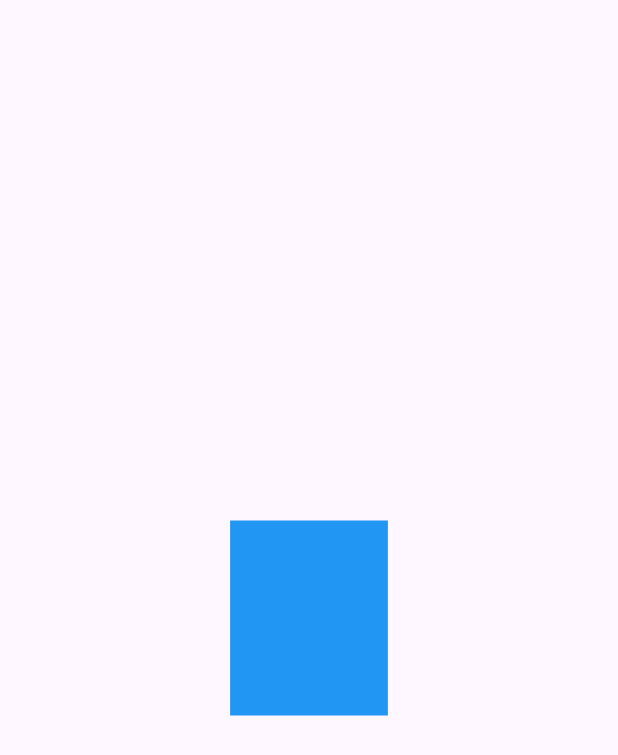
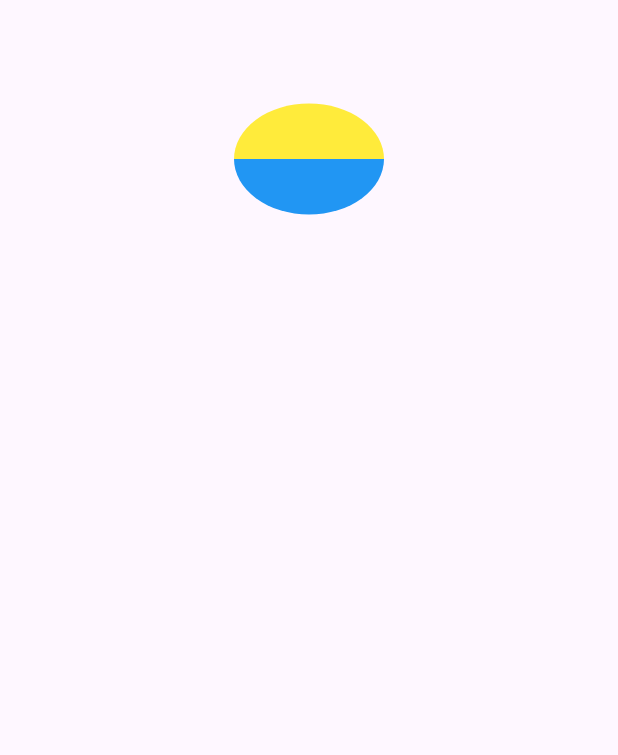
Before and after one commit to rahimshahmandozay/animation_challenge, a Flutter app: the screen it shows after launch, on a phone screen of 412 x 824 dp. Shown: the top 755 px of the screen. Run offline on Flutter 3.47's test engine with Material 3 defaults, Android fonts, the phone set to English and light mode, and no system bars.

Commit message:
Add day two challenge

```diff
--- a/lib/main.dart
+++ b/lib/main.dart
@@ -1,5 +1,5 @@
-import 'package:animation_challenge/views/day_one.dart';
 import 'package:flutter/material.dart';
+import 'package:animation_challenge/views/day_two.dart';
 
 void main() {
   runApp(const MyApp());
@@ -11,7 +11,7 @@ class MyApp extends StatelessWidget {
   Widget build(BuildContext context) {
     return MaterialApp(
       title: 'Animation Challenge',
-      home: const DayOne(),
+      home: const DayTwo(),
     );
   }
 }
--- /dev/null
+++ b/lib/views/day_two.dart
@@ -0,0 +1,234 @@
+import 'package:flutter/material.dart';
+import 'dart:math' show pi;
+
+enum CircleSide {
+  left,
+  right,
+}
+
+extension ToPath on CircleSide {
+  Path toPath(Size size) {
+    final path = Path();
+    late Offset offset;
+    late bool clockwise;
+
+    switch (this) {
+      case CircleSide.left:
+        path.moveTo(size.width, 0);
+        offset = Offset(size.width, size.height);
+        clockwise = false;
+      case CircleSide.right:
+        offset = Offset(0, size.height);
+        clockwise = true;
+    }
+    path.arcToPoint(
+      offset,
+      radius: Radius.elliptical(
+        size.width / 2,
+        size.height / 2,
+      ),
+      clockwise: clockwise,
+    );
+    path.close();
+    return path;
+  }
+}
+
+class HalfCircleClipper extends CustomClipper<Path> {
+  final CircleSide circleSide;
+
+  const HalfCircleClipper({
+    required this.circleSide,
+  });
+
+  @override
+  Path getClip(Size size) => circleSide.toPath(size);
+
+  @override
+  bool shouldReclip(covariant CustomClipper<Path> oldClipper) => true;
+}
+
+class DayTwo extends StatefulWidget {
+  const DayTwo({super.key});
+
+  @override
+  State<DayTwo> createState() => _DayTwoState();
+}
+
+extension on VoidCallback {
+  Future<void> delayed(Duration duration) => Future.delayed(
+        duration,
+        this,
+      );
+}
+
+class _DayTwoState extends State<DayTwo> with TickerProviderStateMixin {
+  late AnimationController _counterClockwiseRotationController;
+  late Animation<double> _counterClockwiseRotationAnimation;
+
+  late AnimationController _flipController;
+  late Animation<double> _flipAnimation;
+
+  @override
+  void initState() {
+    super.initState();
+    _counterClockwiseRotationController = AnimationController(
+      vsync: this,
+      duration: const Duration(
+        seconds: 1,
+      ),
+    );
+    _counterClockwiseRotationAnimation = Tween<double>(
+      begin: 0,
+      end: -(pi / 2),
+    ).animate(
+      CurvedAnimation(
+        parent: _counterClockwiseRotationController,
+        curve: Curves.bounceOut,
+      ),
+    );
+    // FLIP
+    _flipController = AnimationController(
+      vsync: this,
+      duration: const Duration(
+        seconds: 1,
+      ),
+    );
+    _flipAnimation = Tween<double>(begin: 0, end: pi).animate(
+      CurvedAnimation(
+        parent: _flipController,
+        curve: Curves.bounceOut,
+      ),
+    );
+
+    // STATUS LISTENERS
+    _counterClockwiseRotationController.addStatusListener(
+      (status) {
+        if (status == AnimationStatus.completed) {
+          _flipAnimation = Tween<double>(
+                  begin: _flipAnimation.value, end: _flipAnimation.value + pi)
+              .animate(
+            CurvedAnimation(
+              parent: _flipController,
+              curve: Curves.bounceOut,
+            ),
+          );
+
+          _flipController
+            ..reset()
+            ..forward();
+        }
+      },
+    );
+
+    _flipController.addStatusListener(
+      (status) {
+        if (status == AnimationStatus.completed) {
+          _counterClockwiseRotationAnimation = Tween<double>(
+            begin: _counterClockwiseRotationAnimation.value,
+            end: _counterClockwiseRotationAnimation.value + -(pi / 2),
+          ).animate(
+            CurvedAnimation(
+              parent: _counterClockwiseRotationController,
+              curve: Curves.bounceOut,
+            ),
+          );
+          _counterClockwiseRotationController
+            ..reset()
+            ..forward();
+        }
+      },
+    );
+  }
+
+  @override
+  void dispose() {
+    _counterClockwiseRotationController.dispose();
+    _flipController.dispose();
+    super.dispose();
+  }
+
+  @override
+  Widget build(BuildContext context) {
+    _counterClockwiseRotationController
+      ..reset()
+      ..forward.delayed(
+        const Duration(seconds: 1),
+      );
+
+    return Scaffold(
+      appBar: AppBar(),
+      body: SafeArea(
+        child: AnimatedBuilder(
+          animation: _counterClockwiseRotationController,
+          builder: (context, child) {
+            return Transform(
+              alignment: Alignment.center,
+              transform: Matrix4.identity()
+                ..rotateZ(
+                  _counterClockwiseRotationAnimation.value,
+                ),
+              child: Row(
+                mainAxisAlignment: MainAxisAlignment.center,
+                children: [
+                  AnimatedBuilder(
+                    animation: _flipController,
+                    builder: (context, child) {
+                      return Transform(
+                        alignment: Alignment.centerRight,
+                        transform: Matrix4.identity()
+                          ..rotateY(
+                            _flipAnimation.value,
+                          ),
+                        child: ClipPath(
+                          clipper: const HalfCircleClipper(
+                            circleSide: CircleSide.left,
+                          ),
+                          child: Container(
+                            height: 100,
+                            width: 100,
+                            decoration: const BoxDecoration(
+                              color: Colors.blue,
+                              borderRadius: BorderRadius.only(
+                                topLeft: Radius.circular(180),
+                                bottomLeft: Radius.circular(180),
+                              ),
+                            ),
+                          ),
+                        ),
+                      );
+                    },
+                  ),
+                  AnimatedBuilder(
+                    animation: _flipController,
+                    builder: (context, child) {
+                      return Transform(
+                        alignment: Alignment.centerLeft,
+                        transform: Matrix4.identity()
+                          ..rotateY(
+                            _flipAnimation.value,
+                          ),
+                        child: ClipPath(
+                          clipper: const HalfCircleClipper(
+                            circleSide: CircleSide.right,
+                          ),
+                          child: Container(
+                            height: 100,
+                            width: 100,
+                            decoration: const BoxDecoration(
+                              color: Colors.yellow,
+                            ),
+                          ),
+                        ),
+                      );
+                    },
+                  ),
+                ],
+              ),
+            );
+          },
+        ),
+      ),
+    );
+  }
+}
```
